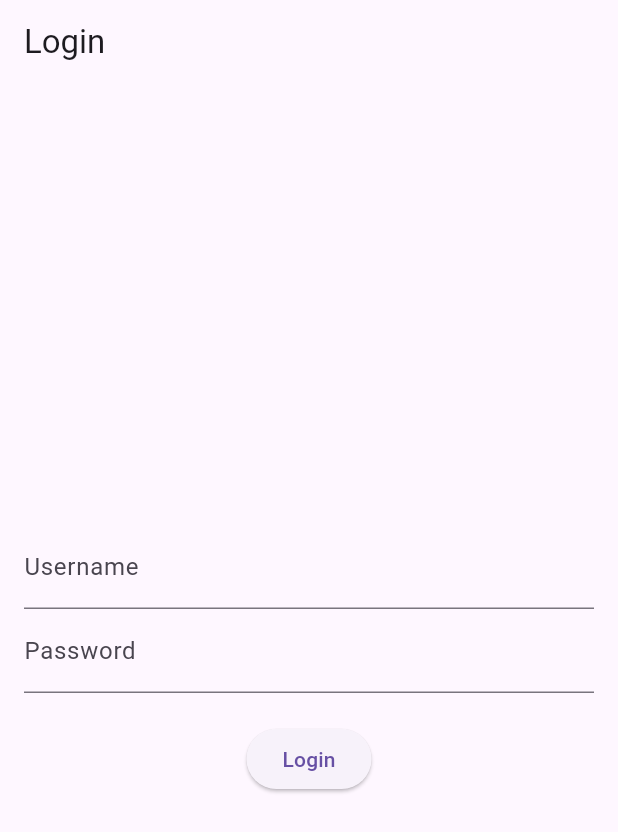
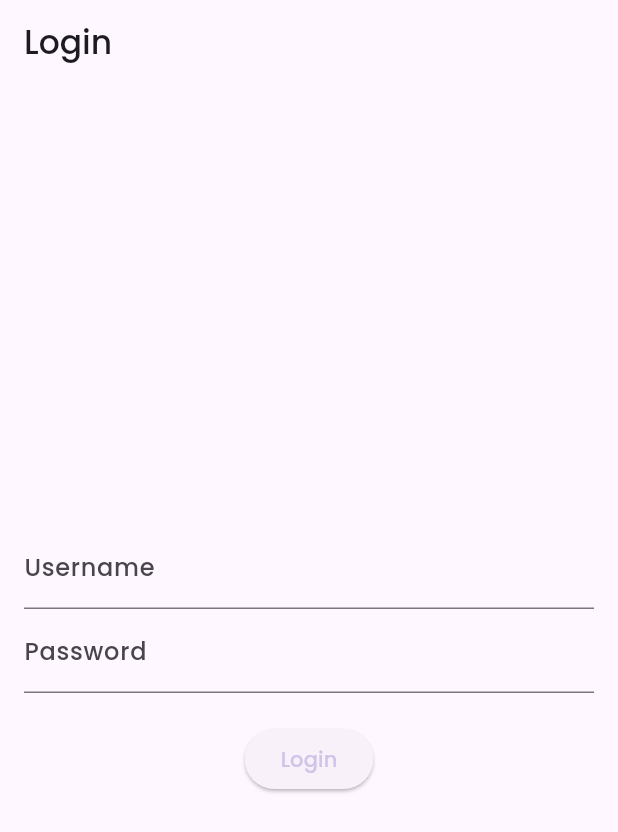
Before and after one commit to Ketan-coder/Timely_Mobile_App, a Flutter app: the screen it shows after launch, on a phone screen of 412 x 824 dp. Shown: the top 832 px of the screen. Run offline on Flutter 3.47's test engine with Material 3 defaults, Android fonts, the phone set to English and light mode, and no system bars; our stand-ins replace flutter_dotenv, flutter_html, shared_preferences.

```diff
--- a/lib/main.dart
+++ b/lib/main.dart
@@ -1,7 +1,7 @@
 import 'package:flutter/material.dart';
 import 'package:shared_preferences/shared_preferences.dart';
+import 'package:timely/components/bottom_nav_bar.dart';
 import 'screens/login_screen.dart';
-import 'screens/home_page.dart';
 import 'package:flutter_dotenv/flutter_dotenv.dart';
 
 void main() {
@@ -37,8 +37,45 @@ class _MyAppState extends State<MyApp> {
   Widget build(BuildContext context) {
     return MaterialApp(
       title: 'Flutter Auth Demo',
-      theme: ThemeData(primarySwatch: Colors.blue),
-      home: _isAuthenticated ? const HomePage() : const LoginPage(),
+      debugShowCheckedModeBanner: false,
+      themeMode: ThemeMode.system,
+      theme: ThemeData(
+        fontFamily: 'Poppins',
+        primaryColor: Colors.deepPurple,
+        primaryColorDark: Colors.deepPurple[800],
+        colorScheme: ColorScheme.fromSeed(
+          seedColor: Colors.deepPurple,
+          primary: Colors.deepPurple[100],
+          secondary: Colors.deepPurple[300],
+          onError: Colors.red[800],
+          tertiary: Colors.deepPurple[100],
+        ),
+        useMaterial3: true,
+      ),
+      darkTheme: ThemeData.dark().copyWith(
+        textTheme: const TextTheme(
+          bodyMedium: TextStyle(
+            fontFamily: 'Poppins',
+          ),
+          bodyLarge: TextStyle(
+            fontFamily: 'Poppins',
+          ),
+          bodySmall: TextStyle(
+            fontFamily: 'Poppins',
+          ),
+        ),
+        colorScheme: ColorScheme.fromSeed(
+          seedColor: Colors.deepPurple,
+          primary: Colors.deepPurple[100],
+          secondary: Colors.deepPurple[800],
+          onError: Colors.red[800],
+          tertiary: Colors.deepPurple[100],
+        ),
+        scaffoldBackgroundColor: Colors.black,
+      ),
+      home: _isAuthenticated
+          ? const BottomNavBar(currentIndex: 0)
+          : const LoginPage(),
     );
   }
 }
```
Also changed, not shown: lib/components/bottom_nav_bar.dart (added, +58 -0 lines), lib/screens/home_page.dart (+63 -29 lines), lib/screens/notebook_detail_page.dart (+97 -3 lines), lib/screens/profile_page.dart (added, +15 -0 lines), lib/screens/todo_page.dart (added, +15 -0 lines).
